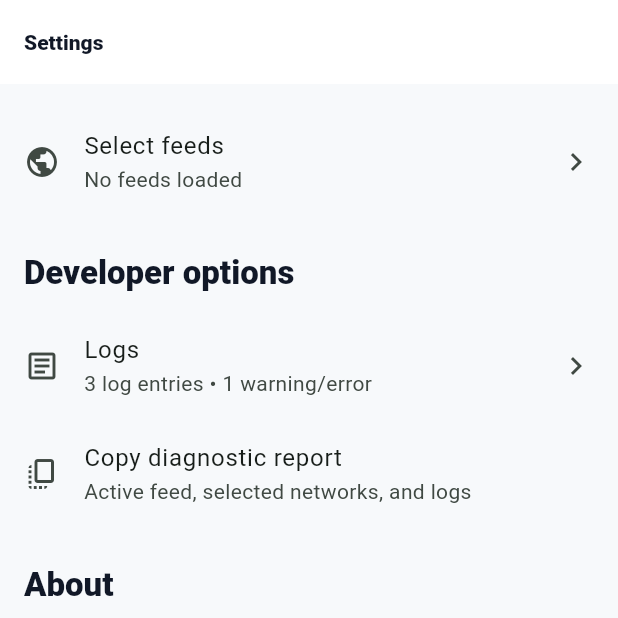
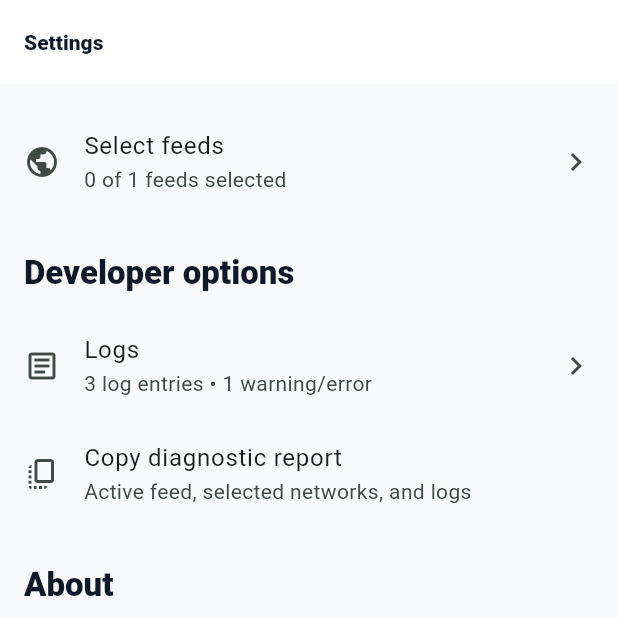
Before and after one commit to denysvitali/transit-planner, a Flutter app: the screen it shows after launch, after a tap on "Settings", on a phone screen of 412 x 824 dp, the top half of it. Run offline on Flutter 3.47's test engine with Material 3 defaults, Android fonts, the phone set to English and light mode, and no system bars; our stand-ins replace go_router, shared_preferences; missing offline and left inert: dart:ffi, maplibre_gl.

Commit message:
Add supplemental Kanazawa GTFS feed

```diff
--- a/lib/src/transitland_catalog.dart
+++ b/lib/src/transitland_catalog.dart
@@ -85,13 +85,14 @@ class TransitlandCatalog extends ChangeNotifier {
       final feedClient = client ?? TransitlandFeedClient();
       try {
         final fetched = await feedClient.fetchFeeds(apiKey: apiKey);
-        replaceTransitFeedsForRuntime(fetched);
+        final feeds = _withSupplementalFeeds(fetched);
+        replaceTransitFeedsForRuntime(feeds);
         _updatedAt = DateTime.now().toUtc();
         _loaded = true;
-        await prefs.setString(_cacheKey, encodeTransitFeeds(fetched));
+        await prefs.setString(_cacheKey, encodeTransitFeeds(feeds));
         await prefs.setString(_cacheUpdatedKey, _updatedAt!.toIso8601String());
         AppLogBuffer.instance.info(
-          'Transitland catalog loaded: ${fetched.length} feeds',
+          'Transitland catalog loaded: ${feeds.length} feeds',
         );
       } finally {
         if (createdClient) {
@@ -100,6 +101,9 @@ class TransitlandCatalog extends ChangeNotifier {
       }
     } catch (error, stack) {
       _error = error.toString();
+      if (kTransitFeeds.isEmpty) {
+        replaceTransitFeedsForRuntime(_withSupplementalFeeds(const []));
+      }
       _loaded = kTransitFeeds.isNotEmpty;
       AppLogBuffer.instance.error(
         error,
@@ -115,16 +119,15 @@ class TransitlandCatalog extends ChangeNotifier {
   void _loadCached(SharedPreferences prefs) {
     final cached = prefs.getString(_cacheKey);
     if (cached == null || cached.isEmpty) return;
-    final feeds = decodeTransitFeeds(
-      cached,
-    ).map(_repairGenericTransitlandFeed).toList(growable: false);
-    if (feeds.isEmpty) return;
-    replaceTransitFeedsForRuntime(feeds);
+    final feeds = decodeTransitFeeds(cached).map(_repairGenericTransitlandFeed);
+    final repaired = _withSupplementalFeeds(feeds);
+    if (repaired.isEmpty) return;
+    replaceTransitFeedsForRuntime(repaired);
     _loaded = true;
     final updated = prefs.getString(_cacheUpdatedKey);
     _updatedAt = updated == null ? null : DateTime.tryParse(updated);
     AppLogBuffer.instance.info(
-      'Restored cached Transitland catalog: ${feeds.length} feeds',
+      'Restored cached Transitland catalog: ${repaired.length} feeds',
     );
     notifyListeners();
   }
@@ -139,6 +142,34 @@ class TransitlandCatalog extends ChangeNotifier {
     notifyListeners();
   }
 }
+
+List<TransitFeed> _withSupplementalFeeds(Iterable<TransitFeed> feeds) {
+  final byID = <String, TransitFeed>{for (final feed in feeds) feed.id: feed};
+  for (final feed in _supplementalTransitFeeds) {
+    byID.putIfAbsent(feed.id, () => feed);
+  }
+  return byID.values.toList(growable: false);
+}
+
+const List<TransitFeed> _supplementalTransitFeeds = [
+  TransitFeed(
+    id: 'supplemental-kanazawa-flatbus',
+    name: 'Kanazawa Flat Bus',
+    description:
+        'Kanazawa City Flat Bus GTFS feed from the city open data catalog.',
+    country: 'JP',
+    region: 'Ishikawa',
+    publisher: 'Kanazawa City',
+    license: 'CC BY 4.0',
+    sourceUrl:
+        'https://catalog-data.city.kanazawa.ishikawa.jp/dataset/1196beb4-f9f9-463c-9723-5b38d8127425/resource/9636cac5-1449-4656-893b-ec98d834eb23/download/flatbus20260401.zip',
+    localFileName: 'kanazawa-flatbus.zip',
+    attribution: 'Kanazawa City open data, CC BY 4.0.',
+    centerLatitude: 36.5613,
+    centerLongitude: 136.6562,
+    defaultDepartureHour: 9,
+  ),
+];
 
 class TransitlandFeedClient {
   TransitlandFeedClient({
@@ -170,9 +201,7 @@ class TransitlandFeedClient {
           break;
         } on http.ClientException {
           if (attempt == maxRetries - 1) rethrow;
-          await Future.delayed(
-            Duration(milliseconds: 500 * (attempt + 1)),
-          );
+          await Future.delayed(Duration(milliseconds: 500 * (attempt + 1)));
         }
       }
       if (response == null) {
```
Also changed, not shown: 1 other file.
